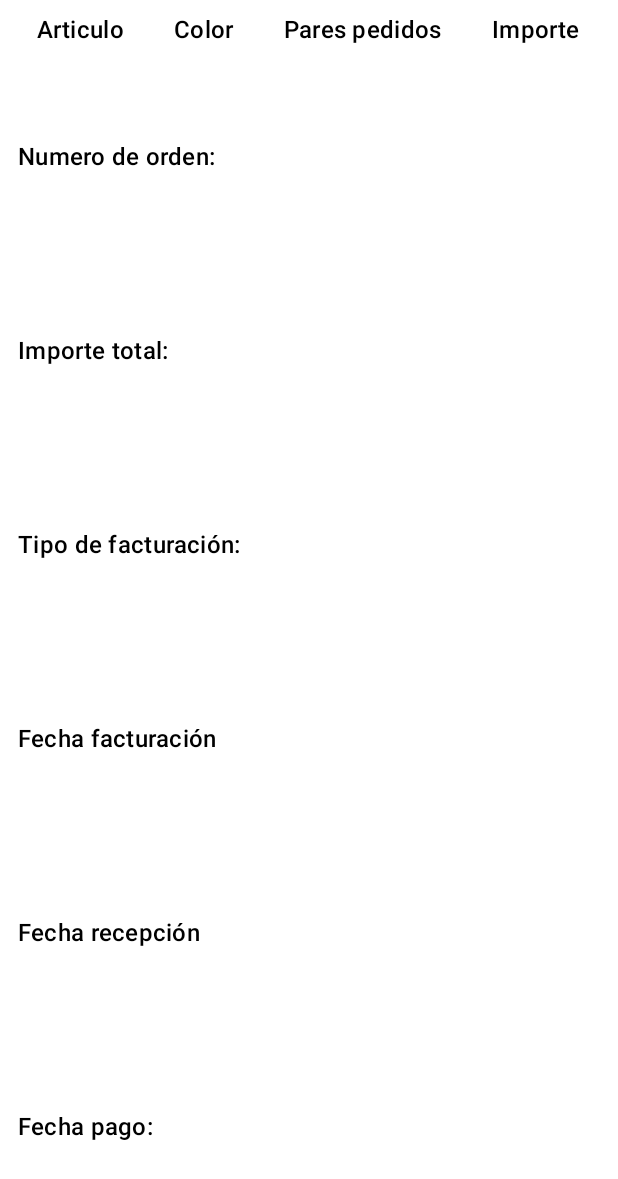
After one commit to aletorres73/MdcApp, an Android app built with Jetpack Compose: the composable BillingItem shown on its own in the app's theme, on a phone screen of 412 x 824 dp. The commit adds this screen. Shown: the top 1179 px of the screen. Run offline under Robolectric (Android 15) with nearby library versions, the phone set to English and light mode, and no system bars.

Commit message:
First Detail Billing Screen Version

```diff
--- /dev/null
+++ b/composeApp/src/commonMain/kotlin/com/mdcapp/data/model/BillingModel.kt
@@ -0,0 +1,12 @@
+package com.mdcapp.data.model
+
+data class BillingModel(
+    var billingNumber: String = "",
+    var orderId: String = "",
+    var type: String = "",
+    var total: String = "",
+    var loadDate: String = "",
+    var deliveryDate: String = "",
+    var payDate: String = "",
+    var articles: List<HashMap<String, String>> = emptyList()
+)
--- a/composeApp/src/commonMain/kotlin/com/mdcapp/di/di.kt
+++ b/composeApp/src/commonMain/kotlin/com/mdcapp/di/di.kt
@@ -2,7 +2,6 @@ package com.mdcapp.di
 
 import com.mdcapp.domain.remote.OrderRepository
 import com.mdcapp.domain.service.OrderService
-import com.mdcapp.domain.usescases.handlerusescases.HandlersUsesCases
 import com.mdcapp.domain.usescases.ordersusescases.BuyOrderUseCase
 import com.mdcapp.domain.usescases.ordersusescases.OrdersUseCase
 import com.mdcapp.ui.viewmodels.buyorders.BuyOrdersViewModel
@@ -20,6 +19,7 @@ val appModule = module {
     single<FirebaseFirestore> { Firebase.firestore }
     single<OrdersUseCase.GetAllOrders> { get<OrdersUseCase>().GetAllOrders() }
     single<BuyOrderUseCase.GetBuyOrderById> { get<BuyOrderUseCase>().GetBuyOrderById() }
+    single<BuyOrderUseCase.GetBillings> { get<BuyOrderUseCase>().GetBillings() }
 }
 
 val dataModule = module {
@@ -27,7 +27,6 @@ val dataModule = module {
     factoryOf(::OrderRepository)
     factoryOf(::OrdersUseCase)
     factoryOf(::BuyOrderUseCase)
-    factoryOf(::HandlersUsesCases)
 }
 
 val viewModelModule = module {
--- a/composeApp/src/commonMain/kotlin/com/mdcapp/domain/remote/OrderRepository.kt
+++ b/composeApp/src/commonMain/kotlin/com/mdcapp/domain/remote/OrderRepository.kt
@@ -1,5 +1,6 @@
 package com.mdcapp.domain.remote
 
+import com.mdcapp.data.model.BillingModel
 import com.mdcapp.data.model.BuyOrderModel
 import com.mdcapp.data.model.OrderModel
 import com.mdcapp.data.remote.toDomain
@@ -13,4 +14,8 @@ class OrderRepository(private val service: OrderService) {
     suspend fun getBuyOrderById(orderId: String): BuyOrderModel {
         return service.fetchBuyOrder(orderId).toDomain()
     }
+
+    suspend fun getBillingsByOrder(orderId: String): List<BillingModel> {
+        return service.fetchBillings(orderId).map { it.toDomain() }
+    }
 }
--- /dev/null
+++ b/composeApp/src/commonMain/kotlin/com/mdcapp/ui/composables/billings/ArticlesDetailBilling.kt
@@ -0,0 +1,70 @@
+package com.mdcapp.ui.composables.billings
+
+import androidx.compose.foundation.layout.Arrangement
+import androidx.compose.foundation.layout.Column
+import androidx.compose.foundation.layout.Row
+import androidx.compose.material3.MaterialTheme
+import androidx.compose.material3.Text
+import androidx.compose.runtime.Composable
+import androidx.compose.ui.Alignment
+import androidx.compose.ui.Modifier
+
+@Composable
+fun ArticlesDetailBilling(
+    billingArticles: List<HashMap<String, String>>,
+    modifier: Modifier = Modifier
+) {
+    val styleTitle = MaterialTheme.typography.titleMedium
+    val styleArticle = MaterialTheme.typography.bodyMedium
+    Row(
+        modifier = modifier,
+        horizontalArrangement = Arrangement.SpaceAround,
+        verticalAlignment = Alignment.CenterVertically
+    ) {
+        Column {
+            Text(text = "Articulo", style = styleTitle)
+            billingArticles.forEach { article ->
+                article["Articulo"]?.let {
+                    Text(
+                        text = it,
+                        style = styleArticle
+                    )
+                }
+            }
+
+        }
+        Column {
+            Text(text = "Color", style = styleTitle)
+            billingArticles.forEach { article ->
+                article["Color"]?.let {
+                    Text(
+                        text = it,
+                        style = styleArticle
+                    )
+                }
+            }
+        }
+        Column {
+            Text(text = "Pares pedidos", style = styleTitle)
+            billingArticles.forEach { article ->
+                article["Pares"]?.let {
+                    Text(
+                        text = it,
+                        style = styleArticle
+                    )
+                }
+            }
+        }
+        Column {
+            Text(text = "Importe", style = styleTitle)
+            billingArticles.forEach { article ->
+                article["Importe"]?.let {
+                    Text(
+                        text = it,
+                        style = styleArticle
+                    )
+                }
+            }
+        }
+    }
+}
--- /dev/null
+++ b/composeApp/src/commonMain/kotlin/com/mdcapp/ui/composables/billings/BillingItem.kt
@@ -0,0 +1,84 @@
+package com.mdcapp.ui.composables.billings
+
+import androidx.compose.foundation.layout.Arrangement
+import androidx.compose.foundation.layout.Column
+import androidx.compose.foundation.layout.fillMaxSize
+import androidx.compose.foundation.layout.fillMaxWidth
+import androidx.compose.foundation.layout.padding
+import androidx.compose.runtime.Composable
+import androidx.compose.ui.Alignment
+import androidx.compose.ui.Modifier
+import androidx.compose.ui.unit.dp
+import com.mdcapp.data.model.BillingModel
+
+@Composable
+fun BillingItem(billing: BillingModel) {
+    val modifier = Modifier
+        .fillMaxWidth()
+        .padding(4.dp)
+    Column(
+        modifier = modifier
+    ) {
+        ArticlesDetailBilling(billing.articles, modifier)
+        DetailBilling(
+            modifier = modifier,
+            order = billing.orderId,
+            type = billing.type,
+            total = billing.total,
+            loadDate = billing.loadDate,
+            deliveryDate = billing.deliveryDate,
+            payDate = billing.payDate
+        )
+    }
+
+}
+
+@Composable
+fun DetailBilling(
+    modifier: Modifier = Modifier,
+    order: String,
+    type: String,
+    total: String,
+    loadDate: String,
+    deliveryDate: String,
+    payDate: String
+) {
+    Column(
+        modifier = modifier
+            .fillMaxSize(),
+        horizontalAlignment = Alignment.CenterHorizontally,
+        verticalArrangement = Arrangement.SpaceAround
+    ) {
+        RowInfoBilling(
+            modifier = modifier.fillMaxWidth(),
+            key = "Numero de orden:",
+            value = order
+        )
+        RowInfoBilling(
+            modifier = modifier.fillMaxWidth(),
+            key = "Importe total:",
+            value = total
+        )
+        RowInfoBilling(
+            modifier = modifier.fillMaxWidth(),
+            key = "Tipo de facturación:",
+            value = type
+        )
+        RowInfoBilling(
+            modifier = modifier.fillMaxWidth(),
+            key = "Fecha facturación",
+            value = loadDate
+        )
+        RowInfoBilling(
+            modifier = modifier.fillMaxWidth(),
+            key = "Fecha recepción",
+            value = deliveryDate
+        )
+        RowInfoBilling(
+            modifier = modifier.fillMaxWidth(),
+            key = "Fecha pago:",
+            value = payDate
+        )
+
+    }
+}
--- /dev/null
+++ b/composeApp/src/commonMain/kotlin/com/mdcapp/ui/composables/billings/RowInfoBilling.kt
@@ -0,0 +1,35 @@
+package com.mdcapp.ui.composables.billings
+
+import androidx.compose.foundation.layout.Row
+import androidx.compose.foundation.layout.Spacer
+import androidx.compose.foundation.layout.fillMaxWidth
+import androidx.compose.foundation.layout.size
+import androidx.compose.material3.MaterialTheme
+import androidx.compose.material3.Text
+import androidx.compose.runtime.Composable
+import androidx.compose.ui.Alignment
+import androidx.compose.ui.Modifier
+import androidx.compose.ui.unit.dp
+
+@Composable
+fun RowInfoBilling(
+    modifier: Modifier,
+    key: String = "",
+    value: String
+) {
+    Row(
+        modifier = modifier
+            .fillMaxWidth(),
+        verticalAlignment = Alignment.CenterVertically
+    ) {
+        Text(
+            text = key,
+            style = MaterialTheme.typography.titleMedium,
+        )
+        Spacer(Modifier.size(8.dp))
+        Text(
+            text = value,
+            style = MaterialTheme.typography.bodyMedium,
+        )
+    }
+}
```
Also changed, not shown: composeApp/src/commonMain/kotlin/com/mdcapp/data/remote/RemoteResultBillingModel.kt (added, +28 -0 lines), composeApp/src/commonMain/kotlin/com/mdcapp/domain/service/OrderService.kt (+18 -0 lines), composeApp/src/commonMain/kotlin/com/mdcapp/domain/usescases/ordersusescases/BuyOrderUseCase.kt (+7 -0 lines), composeApp/src/commonMain/kotlin/com/mdcapp/ui/composables/billings/BillingList.kt (added, +71 -0 lines), composeApp/src/commonMain/kotlin/com/mdcapp/ui/composables/detailorders/OrderDetailInfo.kt (+17 -5 lines), composeApp/src/commonMain/kotlin/com/mdcapp/ui/viewmodels/buyorders/BuyOrdersViewModel.kt (+47 -15 lines), 3 other files.
